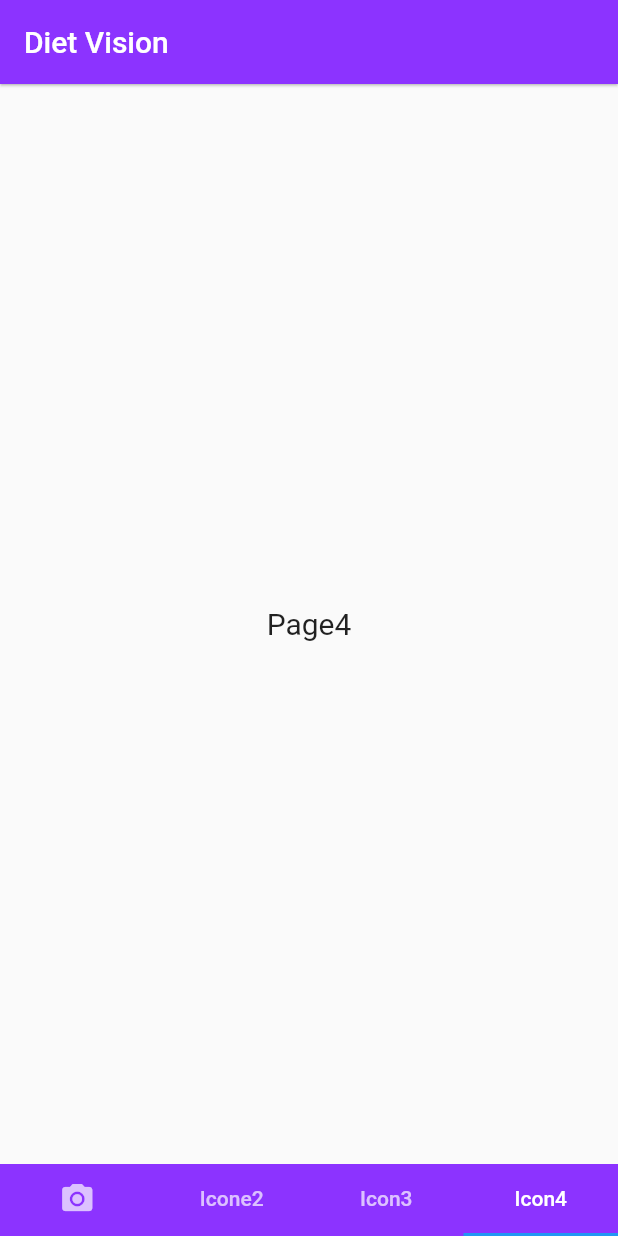
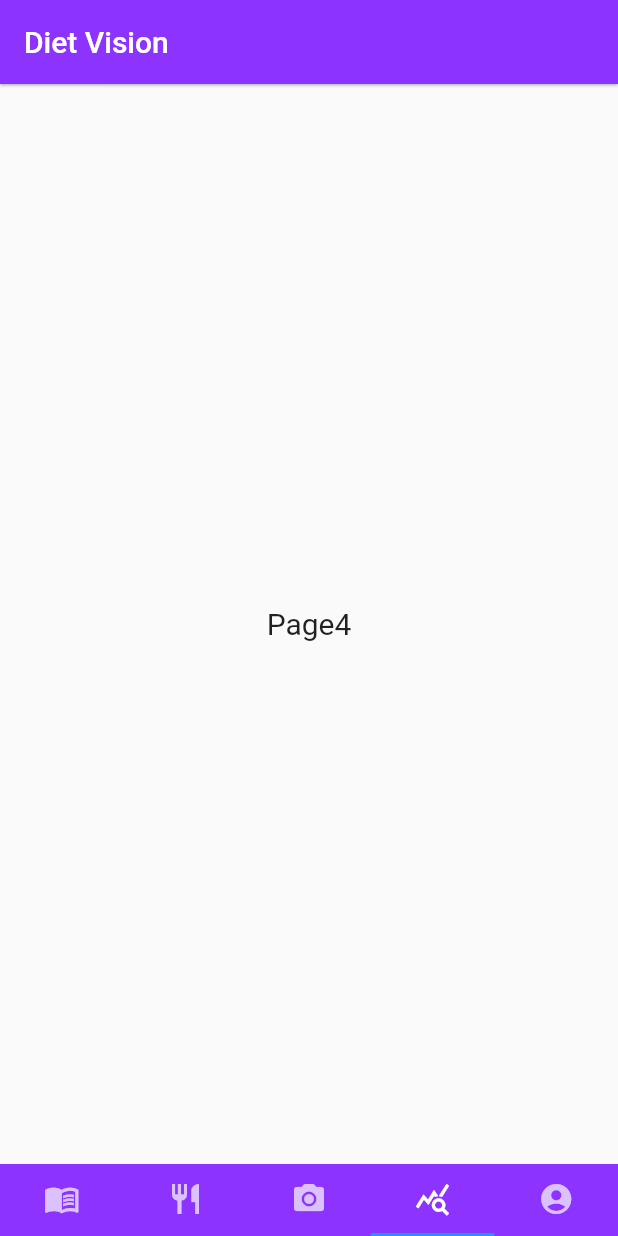
Before and after one commit to leopoldmaillard/diet-vision-flutter, a Flutter app: the screen it shows after launch, item 4 of the bottom bar chosen, on a phone screen of 412 x 824 dp. Run offline on Flutter 3.47's test engine with Material 2 defaults, Android fonts, the phone set to English and light mode, and no system bars; our stand-ins replace camera; missing offline and left inert: flutter_point_tab_bar.

Commit message:
5 pages + icons #2

```diff
--- a/lib/home.dart
+++ b/lib/home.dart
@@ -6,6 +6,7 @@ import 'package:transfer_learning_fruit_veggies/pages/camera_screen.dart';
 import 'package:transfer_learning_fruit_veggies/pages/page2.dart';
 import 'package:transfer_learning_fruit_veggies/pages/page3.dart';
 import 'package:transfer_learning_fruit_veggies/pages/page4.dart';
+import 'package:transfer_learning_fruit_veggies/pages/page5.dart';
 
 class Home extends StatefulWidget {
   final List<CameraDescription> cameras;
@@ -23,7 +24,7 @@ class _HomeState extends State<Home> with SingleTickerProviderStateMixin {
   void initState() {
     super.initState();
 
-    _tabController = TabController(vsync: this, initialIndex: 1, length: 4);
+    _tabController = TabController(vsync: this, initialIndex: 1, length: 5);
     _tabController.addListener(() {
       if (_tabController.index == 1) {
         showFab = true;
@@ -51,14 +52,11 @@ class _HomeState extends State<Home> with SingleTickerProviderStateMixin {
           ),
           tabs: <Widget>[
             /* Icone  sur la barre de nav*/
+            Tab(icon: Icon(Icons.menu_book)),
+            Tab(icon: Icon(Icons.restaurant)),
             Tab(icon: Icon(Icons.camera_alt)),
-            Tab(text: "Icone2"),
-            Tab(
-              text: "Icon3",
-            ),
-            Tab(
-              text: "Icon4",
-            ),
+            Tab(icon: Icon(Icons.query_stats)),
+            Tab(icon: Icon(Icons.account_circle)),
           ],
         ),
         color: Theme.of(context).primaryColor,
@@ -68,11 +66,12 @@ class _HomeState extends State<Home> with SingleTickerProviderStateMixin {
         controller: _tabController,
         children: <Widget>[
           /* Navigation au sein de l'appli*/
-          CameraScreen(widget.cameras),
           //CameraScreen(),
           Page2(),
           Page3(),
+          CameraScreen(widget.cameras),
           Page4(),
+          Page5(),
         ],
       ),
     );
```
Also changed, not shown: lib/pages/page5.dart (added, +13 -0 lines).
